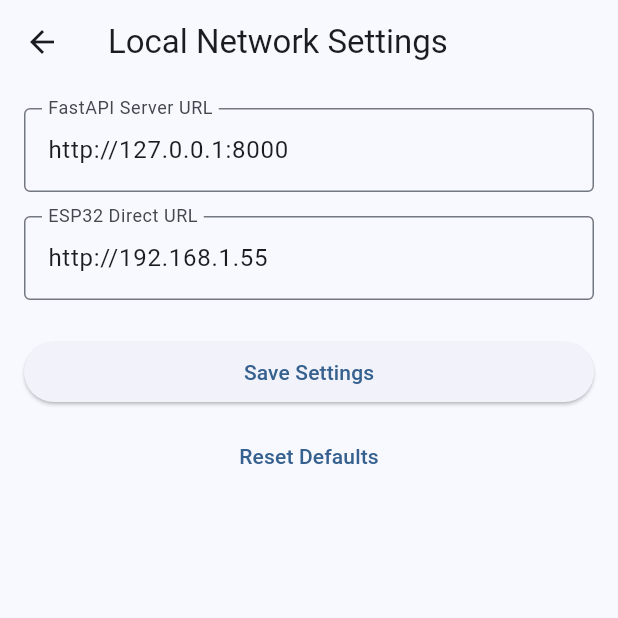
After one commit to AbdellahGitApps/SmartHomeRepo, a Flutter app: the SettingsScreen screen opened directly, after a tap on "Local Network Settings", on a phone screen of 412 x 824 dp, the top half of it. The commit adds this screen. Run offline on Flutter 3.47's test engine with Material 3 defaults, Android fonts, the phone set to English and light mode, and no system bars; our stand-ins replace shared_preferences; accounts and stored records are empty.

Commit message:
Add local network settings screen
التعديلات: إضافة صفحة إعدادات للشبكة المحلية داخل التطبيق لتغيير رابط السيرفر المحلي ورابط ESP32 المباشر دون تعديل الكود، مع حفظ الإعدادات محليًا واستخدامها في طلبات التطبيق.

```diff
--- /dev/null
+++ b/APP/lib/screens/local_network_settings_screen.dart
@@ -0,0 +1,165 @@
+import 'package:flutter/material.dart';
+import '../services/app_settings_service.dart';
+
+class LocalNetworkSettingsScreen extends StatefulWidget {
+  const LocalNetworkSettingsScreen({super.key});
+
+  @override
+  State<LocalNetworkSettingsScreen> createState() =>
+      _LocalNetworkSettingsScreenState();
+}
+
+class _LocalNetworkSettingsScreenState
+    extends State<LocalNetworkSettingsScreen> {
+  final AppSettingsService _appSettingsService = AppSettingsService();
+  final TextEditingController _apiBaseUrlController = TextEditingController();
+  final TextEditingController _esp32BaseUrlController = TextEditingController();
+
+  bool _isLoading = true;
+  String? _message;
+  bool _isError = false;
+
+  @override
+  void initState() {
+    super.initState();
+    _loadSettings();
+  }
+
+  Future<void> _loadSettings() async {
+    setState(() {
+      _isLoading = true;
+      _message = null;
+    });
+
+    try {
+      final apiBaseUrl = await _appSettingsService.getApiBaseUrl();
+      final esp32BaseUrl = await _appSettingsService.getEsp32BaseUrl();
+
+      _apiBaseUrlController.text = apiBaseUrl;
+      _esp32BaseUrlController.text = esp32BaseUrl;
+    } catch (e) {
+      setState(() {
+        _message = 'Failed to load settings: $e';
+        _isError = true;
+      });
+    } finally {
+      setState(() {
+        _isLoading = false;
+      });
+    }
+  }
+
+  Future<void> _saveSettings() async {
+    setState(() {
+      _isLoading = true;
+      _message = null;
+    });
+
+    try {
+      await _appSettingsService.saveApiBaseUrl(_apiBaseUrlController.text.trim());
+      await _appSettingsService.saveEsp32BaseUrl(_esp32BaseUrlController.text.trim());
+
+      setState(() {
+        _message = 'Settings saved successfully.';
+        _isError = false;
+      });
+    } catch (e) {
+      setState(() {
+        _message = 'Failed to save settings: $e';
+        _isError = true;
+      });
+    } finally {
+      setState(() {
+        _isLoading = false;
+      });
+    }
+  }
+
+  Future<void> _resetToDefaults() async {
+    setState(() {
+      _isLoading = true;
+      _message = null;
+    });
+
+    try {
+      await _appSettingsService.resetToDefaults();
+      await _loadSettings();
+      setState(() {
+        _message = 'Settings reset to defaults.';
+        _isError = false;
+      });
+    } catch (e) {
+      setState(() {
+        _message = 'Failed to reset settings: $e';
+        _isError = true;
+      });
+    } finally {
+      setState(() {
+        _isLoading = false;
+      });
+    }
+  }
+
+  @override
+  void dispose() {
+    _apiBaseUrlController.dispose();
+    _esp32BaseUrlController.dispose();
+    super.dispose();
+  }
+
+  @override
+  Widget build(BuildContext context) {
+    return Scaffold(
+      appBar: AppBar(
+        title: const Text('Local Network Settings'),
+      ),
+      body: _isLoading
+          ? const Center(child: CircularProgressIndicator())
+          : Padding(
+              padding: const EdgeInsets.all(16.0),
+              child: Column(
+                crossAxisAlignment: CrossAxisAlignment.stretch,
+                children: [
+                  if (_message != null)
+                    Container(
+                      padding: const EdgeInsets.all(12),
+                      margin: const EdgeInsets.only(bottom: 16),
+                      color: _isError ? Colors.red.shade50 : Colors.green.shade50,
+                      child: Text(
+                        _message!,
+                        style: TextStyle(
+                          color: _isError ? Colors.red : Colors.green,
+                        ),
+                      ),
+                    ),
+                  TextField(
+                    controller: _apiBaseUrlController,
+                    decoration: const InputDecoration(
+                      labelText: 'FastAPI Server URL',
+                      border: OutlineInputBorder(),
+                    ),
+                  ),
+                  const SizedBox(height: 16),
+                  TextField(
+                    controller: _esp32BaseUrlController,
+                    decoration: const InputDecoration(
+                      labelText: 'ESP32 Direct URL',
+                      border: OutlineInputBorder(),
+                    ),
+                  ),
+                  const SizedBox(height: 24),
+                  ElevatedButton(
+                    onPressed: _saveSettings,
+                    child: const Text('Save Settings'),
+                  ),
+                  const SizedBox(height: 8),
+                  TextButton(
+                    onPressed: _resetToDefaults,
+                    child: const Text('Reset Defaults'),
+                  ),
+                ],
+              ),
+            ),
+    );
+  }
+}
--- /dev/null
+++ b/APP/lib/screens/settings_screen.dart
@@ -0,0 +1,52 @@
+import 'package:flutter/material.dart';
+import 'local_network_settings_screen.dart';
+
+class SettingsScreen extends StatelessWidget {
+  const SettingsScreen({super.key});
+
+  @override
+  Widget build(BuildContext context) {
+    return Scaffold(
+      appBar: AppBar(
+        title: const Text('Settings'),
+      ),
+      body: ListView(
+        children: [
+          ListTile(
+            leading: const Icon(Icons.wifi),
+            title: const Text('Local Network Settings'),
+            subtitle: const Text('Configure API and ESP32 URLs'),
+            trailing: const Icon(Icons.chevron_right),
+            onTap: () {
+              Navigator.push(
+                context,
+                MaterialPageRoute(
+                  builder: (context) => const LocalNetworkSettingsScreen(),
+                ),
+              );
+            },
+          ),
+          const Divider(),
+          const ListTile(
+            leading: Icon(Icons.person),
+            title: Text('Account Settings'),
+            subtitle: Text('Coming soon'),
+            enabled: false,
+          ),
+          const ListTile(
+            leading: Icon(Icons.notifications),
+            title: Text('Notifications'),
+            subtitle: Text('Coming soon'),
+            enabled: false,
+          ),
+          const ListTile(
+            leading: Icon(Icons.devices),
+            title: Text('Device Settings'),
+            subtitle: Text('Coming soon'),
+            enabled: false,
+          ),
+        ],
+      ),
+    );
+  }
+}
--- /dev/null
+++ b/APP/lib/services/app_settings_service.dart
@@ -0,0 +1,35 @@
+import 'package:shared_preferences/shared_preferences.dart';
+
+class AppSettingsService {
+  static const String _apiBaseUrlKey = 'api_base_url';
+  static const String _esp32BaseUrlKey = 'esp32_base_url';
+
+  static const String _defaultApiBaseUrl = 'http://127.0.0.1:8000';
+  static const String _defaultEsp32BaseUrl = 'http://192.168.1.55';
+
+  Future<String> getApiBaseUrl() async {
+    final prefs = await SharedPreferences.getInstance();
+    return prefs.getString(_apiBaseUrlKey) ?? _defaultApiBaseUrl;
+  }
+
+  Future<String> getEsp32BaseUrl() async {
+    final prefs = await SharedPreferences.getInstance();
+    return prefs.getString(_esp32BaseUrlKey) ?? _defaultEsp32BaseUrl;
+  }
+
+  Future<void> saveApiBaseUrl(String value) async {
+    final prefs = await SharedPreferences.getInstance();
+    await prefs.setString(_apiBaseUrlKey, value);
+  }
+
+  Future<void> saveEsp32BaseUrl(String value) async {
+    final prefs = await SharedPreferences.getInstance();
+    await prefs.setString(_esp32BaseUrlKey, value);
+  }
+
+  Future<void> resetToDefaults() async {
+    final prefs = await SharedPreferences.getInstance();
+    await prefs.remove(_apiBaseUrlKey);
+    await prefs.remove(_esp32BaseUrlKey);
+  }
+}
```
Also changed, not shown: APP/lib/screens/admin_home_screen.dart (+14 -0 lines), APP/lib/services/api_service.dart (+9 -4 lines), APP/lib/services/direct_device_service.dart (+7 -3 lines).
